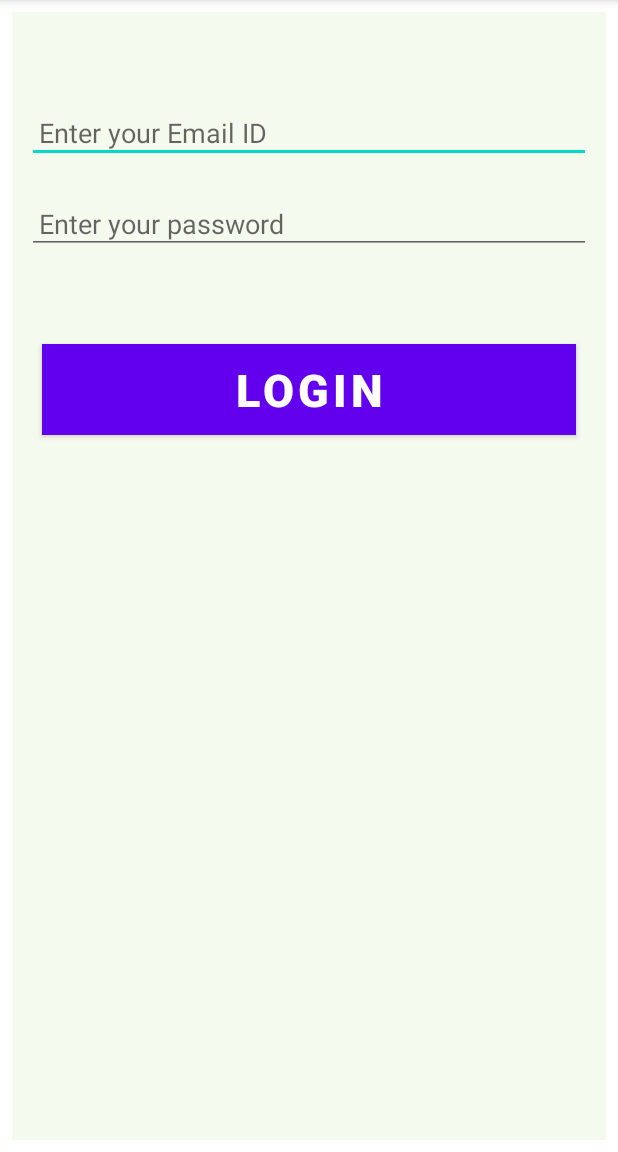
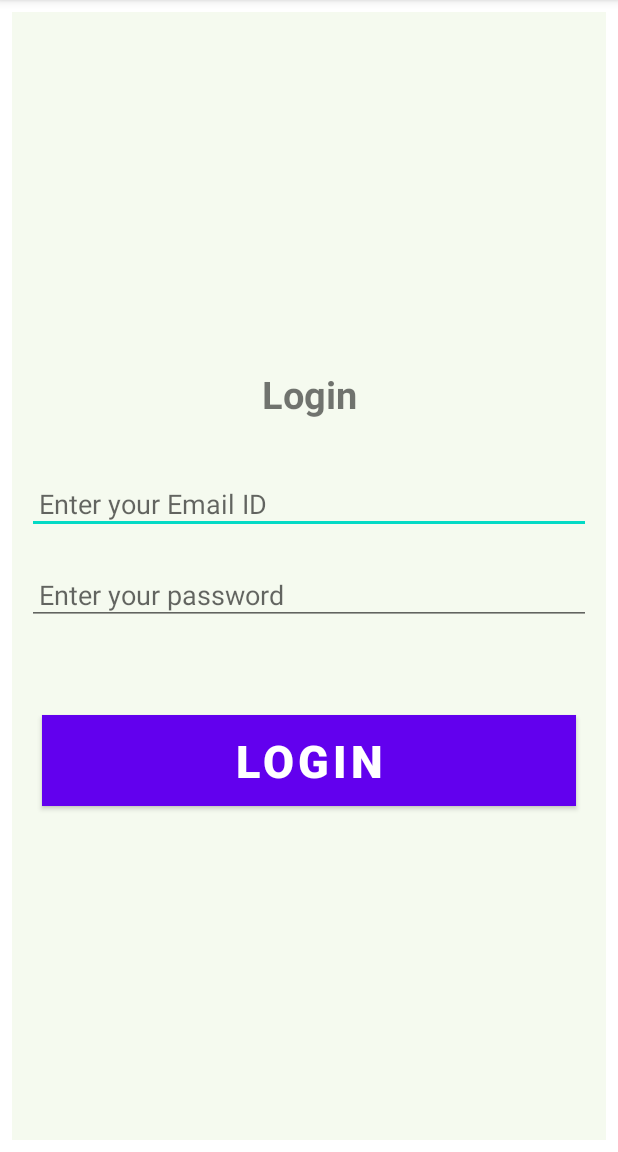
Before and after one commit to Azakh993/II1302-Meetr, an Android app: the screen it shows after launch (MainActivity), on a phone screen of 412 x 824 dp, the part 84-1236 px from its top. Run offline under Robolectric (Android 15) with nearby library versions, the phone set to English and light mode, and no system bars; our stand-ins replace Firebase (no records; nobody signed in at launch, a user with empty details on screens opened directly), data binding; 1 statement that could not run was skipped.

Commit message:
some simple example for users list

```diff
--- a/app/src/main/java/com/group7/meetr/MainActivity.java
+++ b/app/src/main/java/com/group7/meetr/MainActivity.java
@@ -1,19 +1,22 @@
 package com.group7.meetr;
 
 import android.os.Bundle;
+import android.util.Log;
 import android.view.View;
 import android.widget.Toast;
+
 import androidx.appcompat.app.AppCompatActivity;
 import androidx.databinding.BindingAdapter;
 import androidx.databinding.DataBindingUtil;
+
 import com.group7.meetr.databinding.Loginpagev2Binding;
 import com.group7.meetr.viewmodel.LoginPageViewModel;
-import com.group7.meetr.activity.EmailPasswordActivity;
 
-import com.google.firebase.database.FirebaseDatabase;
+import java.util.ArrayList;
 
 public class MainActivity extends AppCompatActivity {
-
+    private ArrayList<String> users;
+    private static final String TAG = "MainActivity";
     @Override
     protected void onCreate(Bundle savedInstanceState)
     {
@@ -31,6 +34,17 @@ public class MainActivity extends AppCompatActivity {
                 this, R.layout.loginpagev2);
         activityMainBinding.setViewModel(lpvm);
         activityMainBinding.executePendingBindings();
+
+        users = new ArrayList<>();
+        users.add("Ahmed");
+        users.add("Haadi");
+        users.add("Bashir");
+        users.add("Ibrahim");
+        users.add("Bakal");
+
+        for (int i = 0; i < users.size(); i++) {
+            Log.d(TAG, "onCreate: names:" + users.get(i));
+        }
     }
     public void onStart() {
         super.onStart();
--- a/app/src/main/res/layout/loginpagev2.xml
+++ b/app/src/main/res/layout/loginpagev2.xml
@@ -17,8 +17,17 @@
         android:layout_gravity="center"
         android:layout_margin="8dp"
         android:background="#168BC34A"
-        android:orientation="vertical">
+        android:orientation="vertical"
+        android:gravity="center">
 
+        <TextView
+            android:layout_width="match_parent"
+            android:layout_height="wrap_content"
+            android:text="Login"
+            android:textSize="25sp"
+            android:padding="15dp"
+            android:textStyle="bold"
+            android:gravity="center"/>
 
         <!-- EditText field for the Email -->
         <EditText
@@ -26,7 +35,7 @@
             android:layout_width="match_parent"
             android:layout_height="wrap_content"
             android:layout_marginStart="10dp"
-            android:layout_marginTop="60dp"
+            android:layout_marginTop="20dp"
             android:layout_marginEnd="10dp"
             android:layout_marginBottom="20dp"
             android:hint="@string/email_hint"
```
